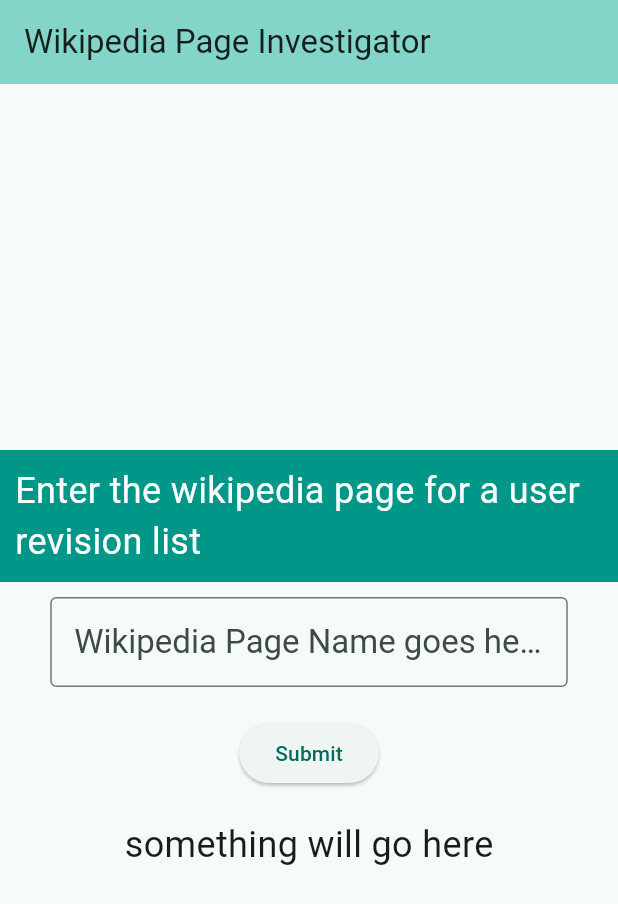
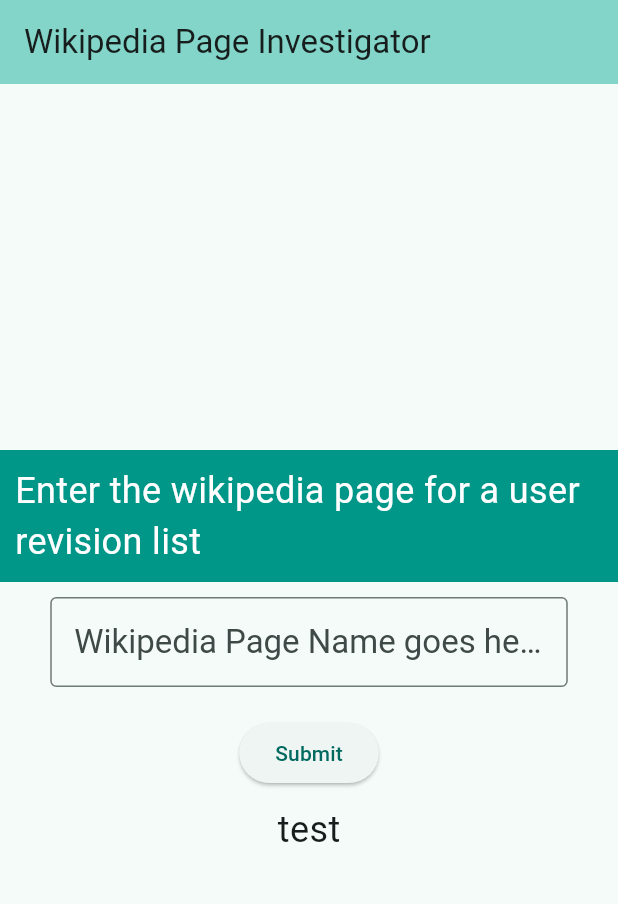
Before and after one commit to jamaki604/twp_case_king, a Flutter app: the screen it shows after launch, after a tap on "Submit", on a phone screen of 412 x 824 dp. Shown: the top 904 px of the screen. Run offline on Flutter 3.47's test engine with Material 2 defaults, Android fonts, the light colour scheme and no system bars; network calls fail.

Commit message:
Refactored UI to start adding functionality. From here, add display output.

```diff
--- a/lib/main.dart
+++ b/lib/main.dart
@@ -35,18 +35,22 @@
 }
 
 class _MyHomePageState extends State<MyHomePage> {
+  String displayedText = 'test';
+  final wikipediaPageController = TextEditingController();
   final queryUpdater = QueryUpdater();
   final revisionParser = WikipediaRevisionParser();
-  final wikipediaPageController = TextEditingController();
 
-  void revisionListPrinter() async {
+  Future<void> handleButtonPress() async {
+    final result = await revisionListPrinter();
+    setState(() {
+      displayedText = result;
+    });
+  }
+
+  Future<String> revisionListPrinter() async {
     final pageName = wikipediaPageController.text;
-    final urlGenerator = QueryUpdater();
-    final wikipediaData = await urlGenerator.wikipediaPageURL(pageName);
-    final parser = WikipediaRevisionParser();
-    final revisionList = parser.allTogetherNow(wikipediaData);
-
-    return revisionList;
+    final wikipediaData = await queryUpdater.wikipediaPageURL(pageName);
+    return revisionParser.allTogetherNow(wikipediaData);
   }
 
 
@@ -83,6 +87,8 @@
             SizedBox(
               width: 345,
               child: TextField(
+                controller: wikipediaPageController,
+                keyboardType: TextInputType.text,
                 decoration: const InputDecoration(
                   border: OutlineInputBorder(),
                   hintText: "Wikipedia Page Name goes here",
@@ -94,14 +100,18 @@
               ),
             ),
             const SizedBox(height: 20),
-            const ElevatedButton(
-              onPressed: startHammering,
-              child: Text('Submit'),
+            ElevatedButton(
+              onPressed: handleButtonPress,
+              child: const Text('Submit'),
             ),
-            const SizedBox(height: 20,),
-            const Text(
-              'something will go here',
-              style: TextStyle(fontSize: 24),
+            Container(
+              padding: const EdgeInsets.all(10),  // Optional padding for aesthetics.
+              child: SingleChildScrollView(
+                child: Text(
+                  displayedText,
+                  style: const TextStyle(fontSize: 24),
+                ),
+              ),
             )
           ],
         ),
@@ -111,7 +121,3 @@
   }
 
 }
-
-void startHammering() {
-  print('bang bang bang');
-}
```
